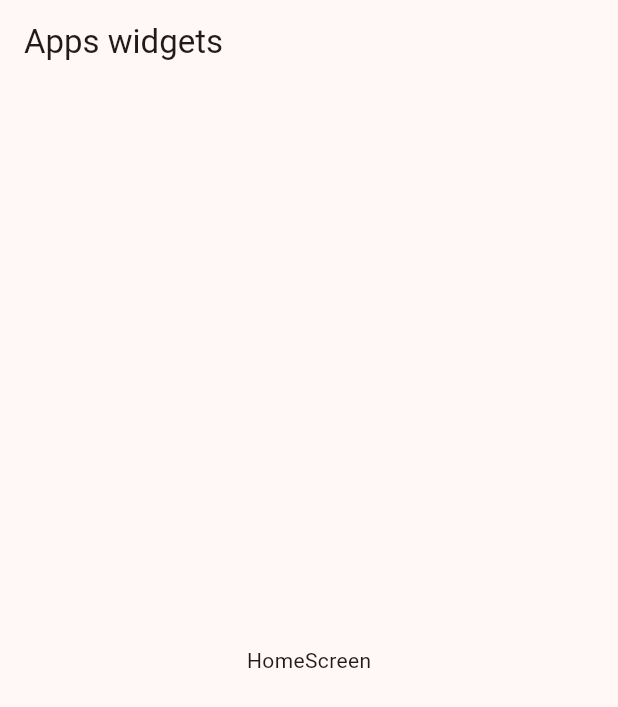
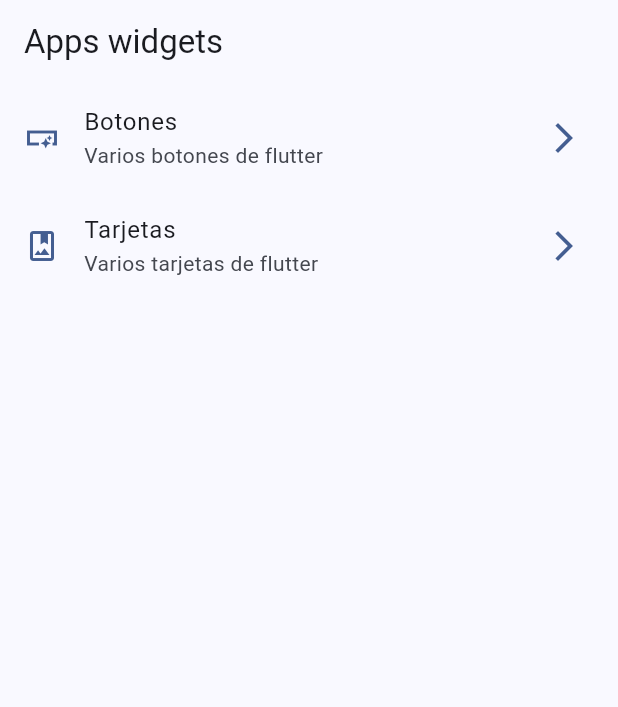
Before and after one commit to sergioportillo91/widgets_app, a Flutter app: the screen it shows after launch, on a phone screen of 412 x 824 dp. Shown: the top 707 px of the screen. Run offline on Flutter 3.47's test engine with Material 2 defaults, Android fonts, the phone set to English and light mode, and no system bars.

Commit message:
crear listado de opciones de menu

```diff
--- a/lib/config/menu/menu_item.dart
+++ b/lib/config/menu/menu_item.dart
@@ -18,20 +18,10 @@ const appMenuItems = <MenuItem>[
       title: 'Botones',
       subtitle: 'Varios botones de flutter',
       link: '/buttons',
-      icon: Icons.ads_click_sharp),
+      icon: Icons.smart_button_sharp),
   MenuItem(
-      title: 'Botones',
-      subtitle: 'Varios botones de flutter',
-      link: '/buttons',
-      icon: Icons.ads_click_sharp),
-  MenuItem(
-      title: 'Botones',
-      subtitle: 'Varios botones de flutter',
-      link: '/buttons',
-      icon: Icons.ads_click_sharp),
-  MenuItem(
-      title: 'Botones',
-      subtitle: 'Varios botones de flutter',
-      link: '/buttons',
-      icon: Icons.ads_click_sharp),
+      title: 'Tarjetas',
+      subtitle: 'Varios tarjetas de flutter',
+      link: '/cards',
+      icon: Icons.photo_album_outlined),
 ];
--- a/lib/main.dart
+++ b/lib/main.dart
@@ -14,7 +14,7 @@ class MainApp extends StatelessWidget {
   Widget build(BuildContext context) {
     return MaterialApp(
         debugShowCheckedModeBanner: false,
-        theme: AppTheme(selectedColor: 2).getTheme(),
+        theme: AppTheme(selectedColor: 4).getTheme(),
         home: const HomeScreen());
   }
 }
--- a/lib/presentation/screens/home/home_screen.dart
+++ b/lib/presentation/screens/home/home_screen.dart
@@ -1,4 +1,5 @@
 import 'package:flutter/material.dart';
+import 'package:widgets_app/config/menu/menu_item.dart';
 
 class HomeScreen extends StatelessWidget {
   const HomeScreen({Key? key}) : super(key: key);
@@ -9,9 +10,48 @@ class HomeScreen extends StatelessWidget {
       appBar: AppBar(
         title: const Text('Apps widgets'),
       ),
-      body: Center(
-        child: Text('HomeScreen'),
-      ),
+      body: const HomeView(),
     );
   }
 }
+
+class HomeView extends StatelessWidget {
+  const HomeView({
+    super.key,
+  });
+
+  @override
+  Widget build(BuildContext context) {
+    return ListView.builder(
+      itemCount: appMenuItems.length,
+      itemBuilder: (context, index) {
+        final MenuItem menuItem = appMenuItems[index];
+        return CustomListTile(menuItem: menuItem);
+      },
+    );
+  }
+}
+
+class CustomListTile extends StatelessWidget {
+  const CustomListTile({
+    super.key,
+    required this.menuItem,
+  });
+
+  final MenuItem menuItem;
+
+  @override
+  Widget build(BuildContext context) {
+    final colors = Theme.of(context).colorScheme;
+
+    return ListTile(
+      leading: Icon(
+        menuItem.icon,
+        color: colors.primary,
+      ),
+      title: Text(menuItem.title),
+      subtitle: Text(menuItem.subtitle),
+      trailing: Icon(Icons.arrow_forward_ios, color: colors.primary),
+    );
+  }
+}
```
Also changed, not shown: pubspec.lock.
